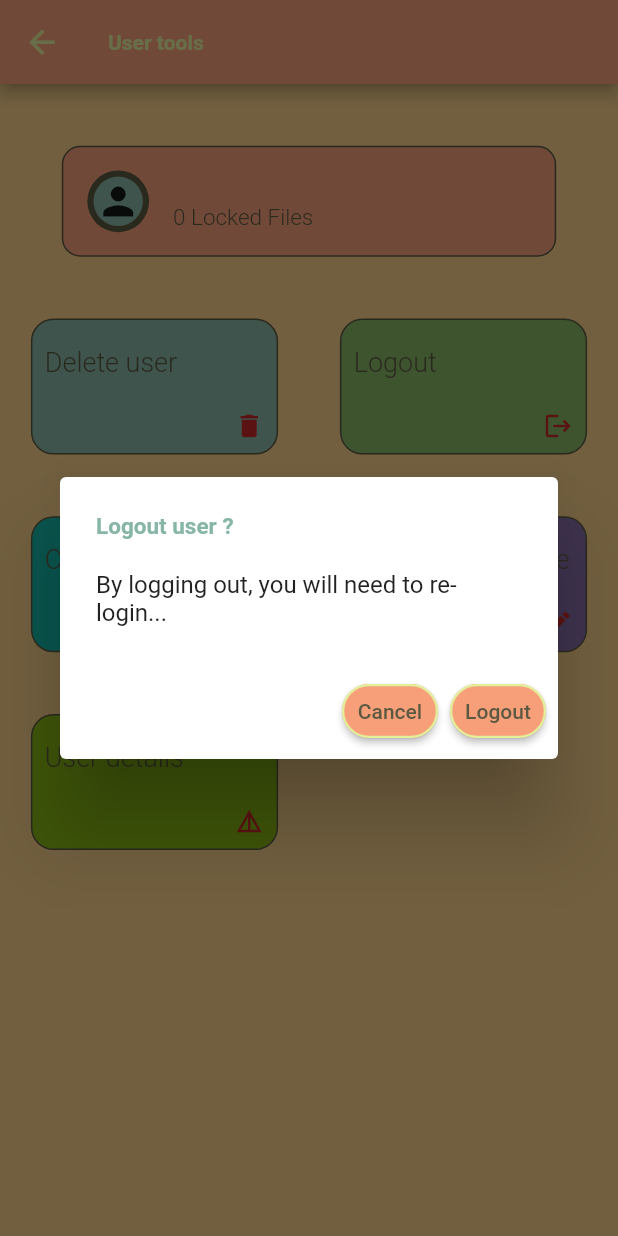
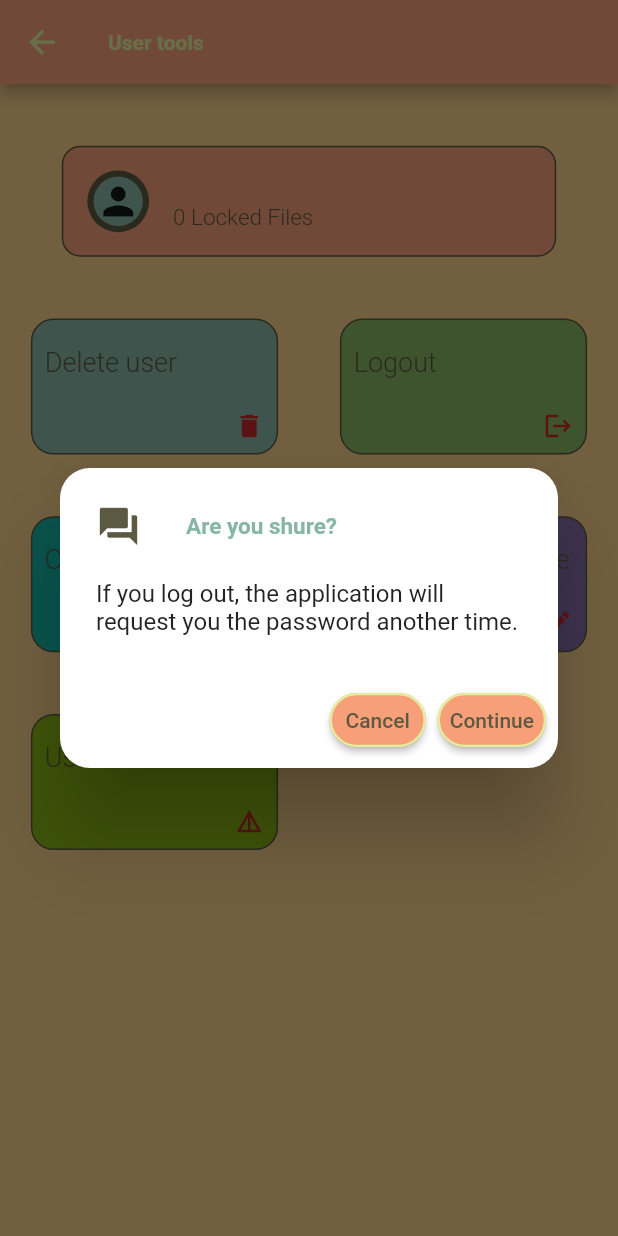
Before and after one commit to Gabriele266/MyOlder, a Flutter app: the UserToolsPage screen opened directly, after a tap on "Logout", on a phone screen of 412 x 824 dp. Run offline on Flutter 3.47's test engine with Material 2 defaults, Android fonts, the phone set to English and light mode, and no system bars; our stand-ins replace file_picker, flushbar, open_file; missing offline and left inert: aes_crypt, flutter_restart, keyboard_visibility; accounts and stored records are empty; Roboto replaces fonts that are missing (Times New Roman, Times new Roman).

Commit message:
Migrated to new continue-cancel-dialog

```diff
--- a/my_older/lib/pages/user-tools-page.dart
+++ b/my_older/lib/pages/user-tools-page.dart
@@ -1,4 +1,5 @@
 import 'package:flutter/material.dart';
+import 'package:myolder/widgets/dialogs/continue-cancel-dialog.dart';
 
 import '../providers/user-file-manager.dart';
 import '../widgets/drawer-components/myolder-user-widget.dart';
@@ -124,44 +125,36 @@ class UserToolsPage extends StatelessWidget {
 
   /// Deletes the current user
   void _onDeleteUser(BuildContext context) {
-    // Check if user agrees
     showDialog(
       context: context,
-      builder: (_) => AlertDialog(
-        title: Text('Remove ${UserFileManager.of(context).user.name}?'),
-        content: const Text(
-            'The user will be completely removed. He won\'t be able to access this data and all the files will be lost. \nAre you shure?'),
-        actions: [
-          TextButton(
-            child: const Text('Cancel'),
-            onPressed: () => Navigator.of(context).pop(),
+      builder: (context) =>
+          ContinueCancelDialog(
+            icon: Icons.delete,
+            title: 'Remove ${UserFileManager
+                .of(context)
+                .user
+                .name}?',
+            content: 'The user will be completely removed. He won\'t be able to access this data and all the files will be lost. \nAre you shure?',
+            onAccept: () => UserFileManager.of(context).removeUser(),
           ),
-          TextButton(
-            child: const Text('Continue'),
-            onPressed: () => UserFileManager.of(context).removeUser(),
-          ),
-        ],
-      ),
     );
   }
 
   /// Handles the logout of the user
   void _onUserLogout(BuildContext context) {
+    // Show the dialog to check if the user is shure
     showDialog(
       context: context,
-      builder: (context) => AlertDialog(
-        title: Text('Logout user ${UserFileManager.of(context).user.name}?'),
-        content: const Text('By logging out, you will need to re-login...'),
-        actions: [
-          TextButton(
-            child: const Text('Cancel'),
-            onPressed: () => Navigator.of(context).pop(),
-          ),
-          TextButton(
-            onPressed: () => UserFileManager.of(context).logout(),
-            child: const Text('Logout'),
-          ),
-        ],
+      builder: (context) => ContinueCancelDialog(
+        title: 'Are you shure?',
+        icon: Icons.question_answer,
+        content:
+        'If you log out, the application will request you the password another time. ',
+        onAccept: () {
+          UserFileManager.of(context).logout();
+          Navigator.of(context).pop();
+        },
+        onDismiss: () {},
       ),
     );
   }
```
